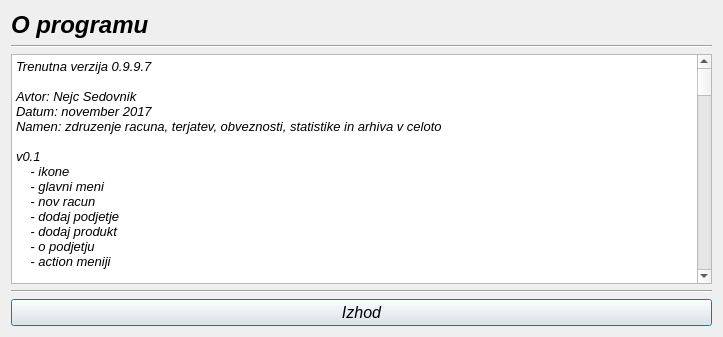
First picture: the form in oprogramu.ui, repository MaxMaxy/racun, before the edit.
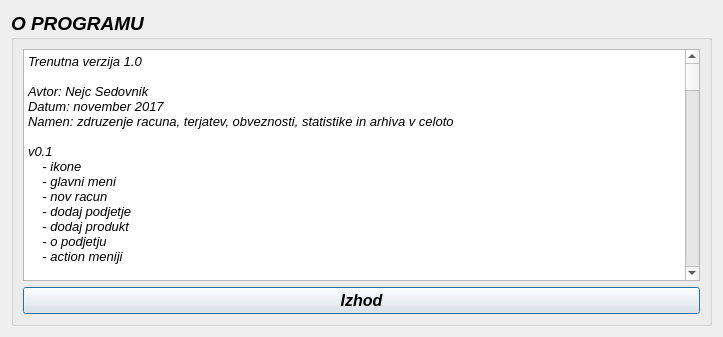
Second picture: the form after the edit.

Patch:
```diff
--- a/oprogramu.ui
+++ b/oprogramu.ui
@@ -26,41 +26,24 @@
   <property name="windowTitle">
    <string>Dialog</string>
   </property>
-  <layout class="QGridLayout" name="gridLayout">
+  <layout class="QGridLayout" name="gridLayout_2">
    <item row="0" column="0">
-    <layout class="QVBoxLayout" name="verticalLayout">
-     <item>
-      <widget class="QLabel" name="label">
+    <widget class="QGroupBox" name="groupBox">
        <property name="font">
         <font>
-         <family>MS Sans Serif</family>
-         <pointsize>18</pointsize>
+       <pointsize>14</pointsize>
          <weight>75</weight>
-         <italic>true</italic>
          <bold>true</bold>
         </font>
        </property>
-       <property name="text">
-        <string>O programu</string>
-       </property>
-       <property name="buddy">
-        <cstring>plainTextEdit</cstring>
-       </property>
-      </widget>
-     </item>
-     <item>
-      <widget class="Line" name="line">
-       <property name="font">
-        <font>
-         <italic>true</italic>
-        </font>
-       </property>
-       <property name="orientation">
-        <enum>Qt::Horizontal</enum>
-       </property>
-      </widget>
-     </item>
-     <item>
+     <property name="title">
+      <string>O PROGRAMU</string>
+     </property>
+     <property name="flat">
+      <bool>true</bool>
+     </property>
+     <layout class="QGridLayout" name="gridLayout">
+      <item row="0" column="0">
       <widget class="QPlainTextEdit" name="plainTextEdit">
        <property name="enabled">
         <bool>true</bool>
@@ -75,14 +58,16 @@
         <font>
          <family>MS Sans Serif</family>
          <pointsize>10</pointsize>
+          <weight>50</weight>
          <italic>true</italic>
+          <bold>false</bold>
         </font>
        </property>
        <property name="readOnly">
         <bool>true</bool>
        </property>
        <property name="plainText">
-        <string>Trenutna verzija 0.9.9.7
+         <string>Trenutna verzija 1.0
 
 Avtor: Nejc Sedovnik
 Datum: november 2017
@@ -190,25 +175,23 @@
     - posodobljeno popravljanje produktov v Dodaj/popravi produkt
     - nov racun popravljena dobavnica
 
+v0.9.9.9
+    - dodana statistika za obveznosti
+    - pri testiranju ni zaznanih programskih tezav
+
+v1.0
+    - dodano posiljanje racuna preko maila
+    - popravljena statistika v obveznostih
+    - popravljena tezava pri dodajanju produktov v nov racun
+    - stilski popravki
+    - dodana moznost obrocnega placila v placilu racuna
+
 TO_DO:
-    - moznost posiljanja racuna po emailu strankam
     - printanje deluje preko AdobeReaderja</string>
        </property>
       </widget>
      </item>
-     <item>
-      <widget class="Line" name="line_2">
-       <property name="font">
-        <font>
-         <italic>true</italic>
-        </font>
-       </property>
-       <property name="orientation">
-        <enum>Qt::Horizontal</enum>
-       </property>
-      </widget>
-     </item>
-     <item>
+      <item row="1" column="0">
       <widget class="QPushButton" name="pushButton">
        <property name="font">
         <font>
@@ -223,6 +206,7 @@
       </widget>
      </item>
     </layout>
+    </widget>
    </item>
   </layout>
  </widget>
```
Lines whose indentation alone changed are shown as unchanged.
